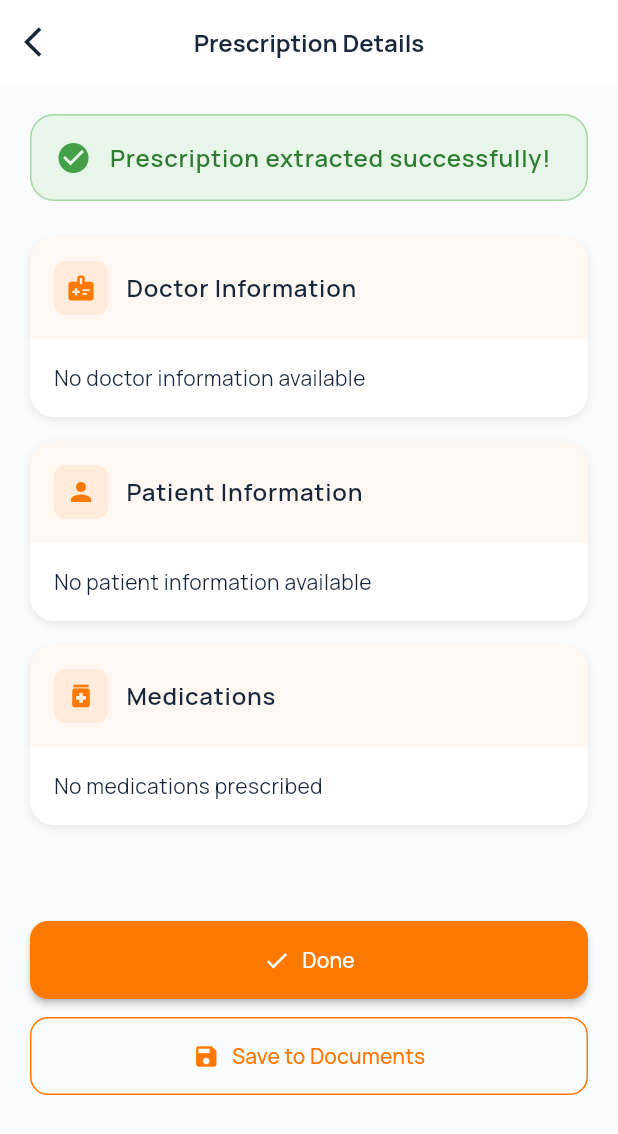
After one commit to Prernashaw741/securehealth, a Flutter app: the PrescriptionDetailsPage screen opened by its route, on a phone screen of 412 x 824 dp. The commit adds this screen. Shown: the top 1134 px of the screen. Run offline on Flutter 3.47's test engine with Material 3 defaults, Android fonts, the light colour scheme and no system bars; our stand-ins replace cookie_jar, dio, dio_cookie_manager, file_picker, flutter_svg, gap and 3 more.

Commit message:
feat: Implement prescription extraction feature with detailed results page

```diff
--- a/lib/constants/network.dart
+++ b/lib/constants/network.dart
@@ -2,7 +2,8 @@ import 'package:cookie_jar/cookie_jar.dart';
 import 'package:dio/dio.dart';
 
 BaseOptions options = BaseOptions(
-  baseUrl: "https://securehealth.openscholar.in",
+  // baseUrl: "https://securehealth.openscholar.in",
+  baseUrl: "http://localhost:8001",
   validateStatus: (status) {
     return true;
   },
--- a/lib/constants/pages.dart
+++ b/lib/constants/pages.dart
@@ -2,6 +2,7 @@ import 'package:flutter/material.dart';
 import 'package:get/get.dart';
 import 'package:securehealth/constants/routes.dart';
 import 'package:securehealth/pages/document_upload/document_upload.dart';
+import 'package:securehealth/pages/document_upload/prescription_details.dart';
 import 'package:securehealth/pages/document_upload/shared.dart';
 import 'package:securehealth/pages/document_upload/shared_with_you.dart';
 import 'package:securehealth/pages/signup/login.dart';
@@ -17,5 +18,10 @@ var pages = [
   ),
   GetPage(name: Routes.login, page: () => LoginPage(),transition: Transition.rightToLeftWithFade,),
   GetPage(name: Routes.shared, page: () => SharedList(),transition: Transition.rightToLeftWithFade,),
-  GetPage(name: Routes.sharedWithYou, page: () => SharedWithYouList(),transition: Transition.rightToLeftWithFade,)
+  GetPage(name: Routes.sharedWithYou, page: () => SharedWithYouList(),transition: Transition.rightToLeftWithFade,),
+  GetPage(
+    name: Routes.prescriptionDetails,
+    page: () => const PrescriptionDetailsPage(extractedData: {}),
+    transition: Transition.rightToLeftWithFade,
+  ),
 ];
--- a/lib/constants/routes.dart
+++ b/lib/constants/routes.dart
@@ -4,4 +4,5 @@ class Routes{
   static const String login = "/login";
   static const String shared = "/shared";
   static const String sharedWithYou = "/shared-with-you";
+  static const String prescriptionDetails = "/prescription-details";
 }
--- /dev/null
+++ b/lib/pages/document_upload/prescription_details.dart
@@ -0,0 +1,450 @@
+import 'package:flutter/material.dart';
+import 'package:get/get.dart';
+import 'package:securehealth/constants/colors.dart';
+import 'package:securehealth/utils/animations.dart';
+import 'package:securehealth/utils/ui_helpers.dart';
+
+class PrescriptionDetailsPage extends StatelessWidget {
+  final Map<String, dynamic> extractedData;
+
+  const PrescriptionDetailsPage({
+    super.key,
+    required this.extractedData,
+  });
+
+  @override
+  Widget build(BuildContext context) {
+    return Scaffold(
+      backgroundColor: SecureHealthColors.neutralGrey10,
+      appBar: AppBar(
+        backgroundColor: Colors.white,
+        elevation: 0,
+        title: Text(
+          'Prescription Details',
+          style: Theme.of(context).textTheme.headlineSmall?.copyWith(
+            fontWeight: FontWeight.w700,
+            color: SecureHealthColors.neutralDark,
+          ),
+        ),
+        leading: IconButton(
+          icon: const Icon(Icons.arrow_back_ios, color: SecureHealthColors.neutralDark),
+          onPressed: () => Get.back(),
+        ),
+      ),
+      body: SingleChildScrollView(
+        padding: const EdgeInsets.all(20),
+        child: Column(
+          crossAxisAlignment: CrossAxisAlignment.start,
+          children: [
+            // Success Message
+            FadeInAnimation(
+              duration: const Duration(milliseconds: 600),
+              child: Container(
+                padding: const EdgeInsets.all(16),
+                decoration: BoxDecoration(
+                  color: Colors.green.shade50,
+                  borderRadius: BorderRadius.circular(16),
+                  border: Border.all(color: Colors.green.shade200),
+                ),
+                child: Row(
+                  children: [
+                    Icon(
+                      Icons.check_circle,
+                      color: Colors.green.shade600,
+                      size: 24,
+                    ),
+                    const SizedBox(width: 12),
+                    Expanded(
+                      child: Text(
+                        'Prescription extracted successfully!',
+                        style: Theme.of(context).textTheme.bodyLarge?.copyWith(
+                          color: Colors.green.shade800,
+                          fontWeight: FontWeight.w600,
+                        ),
+                      ),
+                    ),
+                  ],
+                ),
+              ),
+            ),
+
+            const SizedBox(height: 24),
+
+            // Doctor Information
+            _buildSection(
+              context,
+              'Doctor Information',
+              Icons.medical_information,
+              _buildDoctorInfo(),
+              0,
+            ),
+
+            const SizedBox(height: 16),
+
+            // Patient Information
+            _buildSection(
+              context,
+              'Patient Information',
+              Icons.person,
+              _buildPatientInfo(),
+              1,
+            ),
+
+            const SizedBox(height: 16),
+
+            // Medications
+            _buildSection(
+              context,
+              'Medications',
+              Icons.medication,
+              _buildMedicationsList(),
+              2,
+            ),
+
+            const SizedBox(height: 16),
+
+            // Tests
+            if (extractedData['tests'] != null && (extractedData['tests'] as List).isNotEmpty)
+              _buildSection(
+                context,
+                'Recommended Tests',
+                Icons.science,
+                _buildTestsList(),
+                3,
+              ),
+
+            const SizedBox(height: 16),
+
+            // General Instructions
+            if (extractedData['general_instructions'] != null && extractedData['general_instructions'].toString().isNotEmpty)
+              _buildSection(
+                context,
+                'General Instructions',
+                Icons.info,
+                _buildInstructions(),
+                4,
+              ),
+
+            const SizedBox(height: 32),
+
+            // Action Buttons
+            FadeInAnimation(
+              duration: const Duration(milliseconds: 600),
+              delay: Duration(milliseconds: 800),
+              child: Column(
+                children: [
+                  SizedBox(
+                    width: double.infinity,
+                    child: ElevatedButton.icon(
+                      onPressed: () {
+                        Get.back();
+                      },
+                      icon: const Icon(Icons.check),
+                      label: const Text('Done'),
+                      style: ElevatedButton.styleFrom(
+                        backgroundColor: SecureHealthColors.coolOrange,
+                        foregroundColor: Colors.white,
+                        padding: const EdgeInsets.symmetric(vertical: 16),
+                        shape: RoundedRectangleBorder(
+                          borderRadius: BorderRadius.circular(12),
+                        ),
+                      ),
+                    ),
+                  ),
+                  const SizedBox(height: 12),
+                  SizedBox(
+                    width: double.infinity,
+                    child: OutlinedButton.icon(
+                      onPressed: () {
+                        // TODO: Implement save functionality
+                      },
+                      icon: const Icon(Icons.save),
+                      label: const Text('Save to Documents'),
+                      style: OutlinedButton.styleFrom(
+                        foregroundColor: SecureHealthColors.coolOrange,
+                        side: BorderSide(color: SecureHealthColors.coolOrange),
+                        padding: const EdgeInsets.symmetric(vertical: 16),
+                        shape: RoundedRectangleBorder(
+                          borderRadius: BorderRadius.circular(12),
+                        ),
+                      ),
+                    ),
+                  ),
+                ],
+              ),
+            ),
+          ],
+        ),
+      ),
+    );
+  }
+
+  Widget _buildSection(
+    BuildContext context,
+    String title,
+    IconData icon,
+    Widget content,
+    int index,
+  ) {
+    return StaggeredItemAnimation(
+      index: index,
+      baseDelay: const Duration(milliseconds: 200),
+      child: Container(
+        decoration: UIHelpers.cardDecoration(
+          color: Colors.white,
+          boxShadow: UIHelpers.elevationShadow(1),
+        ),
+        child: Column(
+          crossAxisAlignment: CrossAxisAlignment.start,
+          children: [
+            Container(
+              padding: const EdgeInsets.all(16),
+              decoration: BoxDecoration(
+                color: SecureHealthColors.coolOrange.withOpacity(0.05),
+                borderRadius: const BorderRadius.only(
+                  topLeft: Radius.circular(16),
+                  topRight: Radius.circular(16),
+                ),
+              ),
+              child: Row(
+                children: [
+                  Container(
+                    padding: const EdgeInsets.all(8),
+                    decoration: BoxDecoration(
+                      color: SecureHealthColors.coolOrange.withOpacity(0.1),
+                      borderRadius: BorderRadius.circular(8),
+                    ),
+                    child: Icon(
+                      icon,
+                      color: SecureHealthColors.coolOrange,
+                      size: 20,
+                    ),
+                  ),
+                  const SizedBox(width: 12),
+                  Text(
+                    title,
+                    style: Theme.of(context).textTheme.bodyLarge?.copyWith(
+                      fontWeight: FontWeight.w600,
+                      color: SecureHealthColors.neutralDark,
+                    ),
+                  ),
+                ],
+              ),
+            ),
+            Padding(
+              padding: const EdgeInsets.all(16),
+              child: content,
+            ),
+          ],
+        ),
+      ),
+    );
+  }
+
+  Widget _buildDoctorInfo() {
+    final doctorInfo = extractedData['doctor_information'] as Map<String, dynamic>?;
+
+    if (doctorInfo == null) {
+      return const Text('No doctor information available');
+    }
+
+    return Column(
+      children: [
+        _buildInfoRow('Name', doctorInfo['name']),
+        _buildInfoRow('Specialization', doctorInfo['specialization']),
+        _buildInfoRow('Registration Number', doctorInfo['registration_number']),
+        _buildInfoRow('Clinic', doctorInfo['clinic_name']),
+        _buildInfoRow('Address', doctorInfo['address']),
+        _buildInfoRow('Phone', doctorInfo['phone']),
+      ],
+    );
+  }
+
+  Widget _buildPatientInfo() {
+    final patientInfo = extractedData['patient_information'] as Map<String, dynamic>?;
+
+    if (patientInfo == null) {
+      return const Text('No patient information available');
+    }
+
+    return Column(
+      children: [
+        _buildInfoRow('Name', patientInfo['name']),
+        _buildInfoRow('Age', patientInfo['age']),
+        _buildInfoRow('Gender', patientInfo['gender']),
+      ],
+    );
+  }
+
+  Widget _buildMedicationsList() {
+    final medications = extractedData['medications'] as List<dynamic>?;
+
+    if (medications == null || medications.isEmpty) {
+      return const Text('No medications prescribed');
+    }
+
+    return Column(
+      children: medications.asMap().entries.map((entry) {
+        final index = entry.key;
+        final medication = entry.value as Map<String, dynamic>;
+
+        return Container(
+          margin: EdgeInsets.only(bottom: index < medications.length - 1 ? 12 : 0),
+          padding: const EdgeInsets.all(12),
+          decoration: BoxDecoration(
+            color: SecureHealthColors.neutralGrey10,
+            borderRadius: BorderRadius.circular(8),
+            border: Border.all(color: SecureHealthColors.neutralGrey4),
+          ),
+          child: Column(
+            crossAxisAlignment: CrossAxisAlignment.start,
+            children: [
+              Text(
+                medication['medicine_name'] ?? 'Unknown Medication',
+                style: const TextStyle(
+                  fontWeight: FontWeight.w600,
+                  color: SecureHealthColors.neutralDark,
+                ),
+              ),
+              const SizedBox(height: 8),
+              Row(
+                children: [
+                  _buildMedInfoChip('Dosage', medication['dosage']),
+                  const SizedBox(width: 8),
+                  _buildMedInfoChip('Frequency', medication['frequency']),
+                ],
+              ),
+              const SizedBox(height: 8),
+              _buildMedInfoChip('Duration', medication['duration']),
+            ],
+          ),
+        );
+      }).toList(),
+    );
+  }
+
+  Widget _buildTestsList() {
+    final tests = extractedData['tests'] as List<dynamic>?;
+
+    if (tests == null || tests.isEmpty) {
+      return const Text('No tests recommended');
+    }
+
+    return Column(
+      children: tests.asMap().entries.map((entry) {
+        final index = entry.key;
+        final test = entry.value.toString();
+
+        return Container(
+          margin: EdgeInsets.only(bottom: index < tests.length - 1 ? 8 : 0),
+          padding: const EdgeInsets.all(12),
+          decoration: BoxDecoration(
+            color: SecureHealthColors.coolBlue.withOpacity(0.05),
+            borderRadius: BorderRadius.circular(8),
+            border: Border.all(color: SecureHealthColors.coolBlue.withOpacity(0.2)),
+          ),
+          child: Row(
+            children: [
+              Icon(
+                Icons.science,
+                color: SecureHealthColors.coolBlue,
+                size: 16,
+              ),
+              const SizedBox(width: 8),
+              Expanded(
+                child: Text(
+                  test,
+                  style: const TextStyle(
+                    color: SecureHealthColors.neutralDark,
+                    fontWeight: FontWeight.w500,
+                  ),
+                ),
+              ),
+            ],
+          ),
+        );
+      }).toList(),
+    );
+  }
+
+  Widget _buildInstructions() {
+    final instructions = extractedData['general_instructions']?.toString() ?? '';
+
+    return Container(
+      padding: const EdgeInsets.all(12),
+      decoration: BoxDecoration(
+        color: SecureHealthColors.darkPurple.withOpacity(0.05),
+        borderRadius: BorderRadius.circular(8),
+        border: Border.all(color: SecureHealthColors.darkPurple.withOpacity(0.2)),
+      ),
+      child: Row(
+        crossAxisAlignment: CrossAxisAlignment.start,
+        children: [
+          Icon(
+            Icons.info,
+            color: SecureHealthColors.darkPurple,
+            size: 16,
+          ),
+          const SizedBox(width: 8),
+          Expanded(
+            child: Text(
+              instructions,
+              style: const TextStyle(
+                color: SecureHealthColors.neutralDark,
+                fontWeight: FontWeight.w500,
+              ),
+            ),
+          ),
+        ],
+      ),
+    );
+  }
+
+  Widget _buildInfoRow(String label, String? value) {
+    return Padding(
+      padding: const EdgeInsets.only(bottom: 8),
+      child: Row(
+        crossAxisAlignment: CrossAxisAlignment.start,
+        children: [
+          SizedBox(
+            width: 100,
+            child: Text(
+              '$label:',
+              style: const TextStyle(
+                fontWeight: FontWeight.w600,
+                color: SecureHealthColors.neutralMedium,
+              ),
+            ),
+          ),
+          Expanded(
+            child: Text(
+              value ?? 'Not specified',
+              style: const TextStyle(
+                color: SecureHealthColors.neutralDark,
+              ),
+            ),
+          ),
+        ],
+      ),
+    );
+  }
+
+  Widget _buildMedInfoChip(String label, String? value) {
+    return Container(
+      padding: const EdgeInsets.symmetric(horizontal: 8, vertical: 4),
+      decoration: BoxDecoration(
+        color: Colors.white,
+        borderRadius: BorderRadius.circular(6),
+        border: Border.all(color: SecureHealthColors.neutralGrey4),
+      ),
+      child: Text(
+        '$label: ${value ?? 'N/A'}',
+        style: const TextStyle(
+          fontSize: 12,
+          fontWeight: FontWeight.w500,
+          color: SecureHealthColors.neutralDark,
+        ),
+      ),
+    );
+  }
+}
```
Also changed, not shown: lib/pages/document_upload/components/upload_documents_modal.dart (+118 -0 lines), lib/pages/document_upload/controllers/file_upload_controller.dart (+132 -2 lines).
